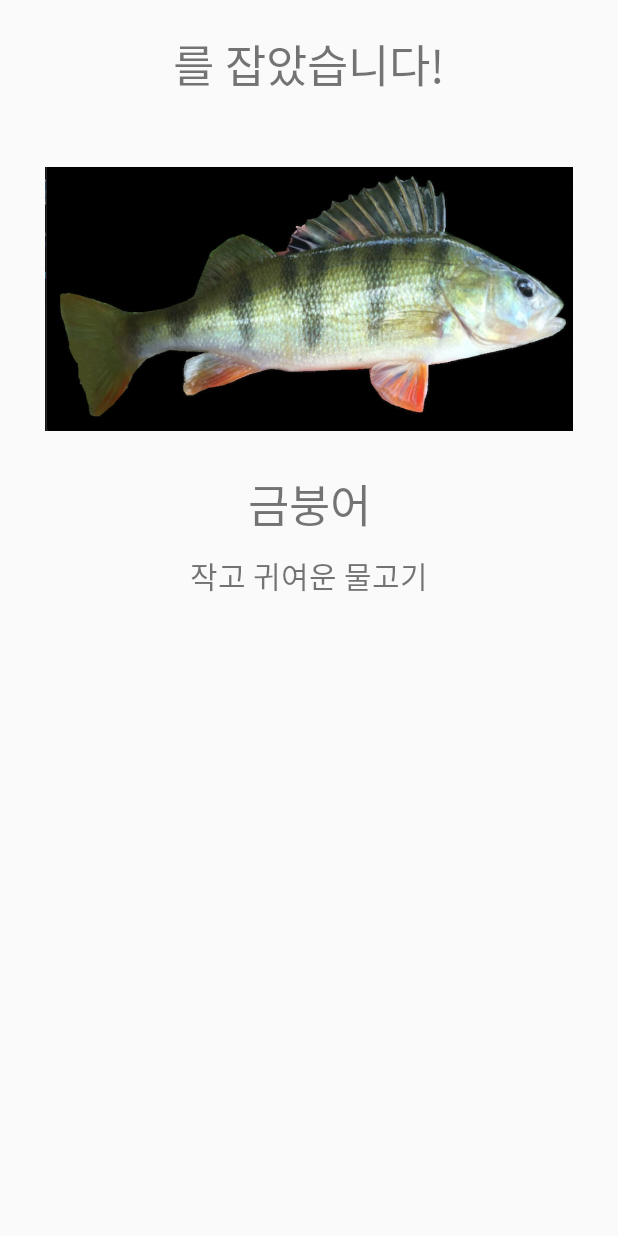
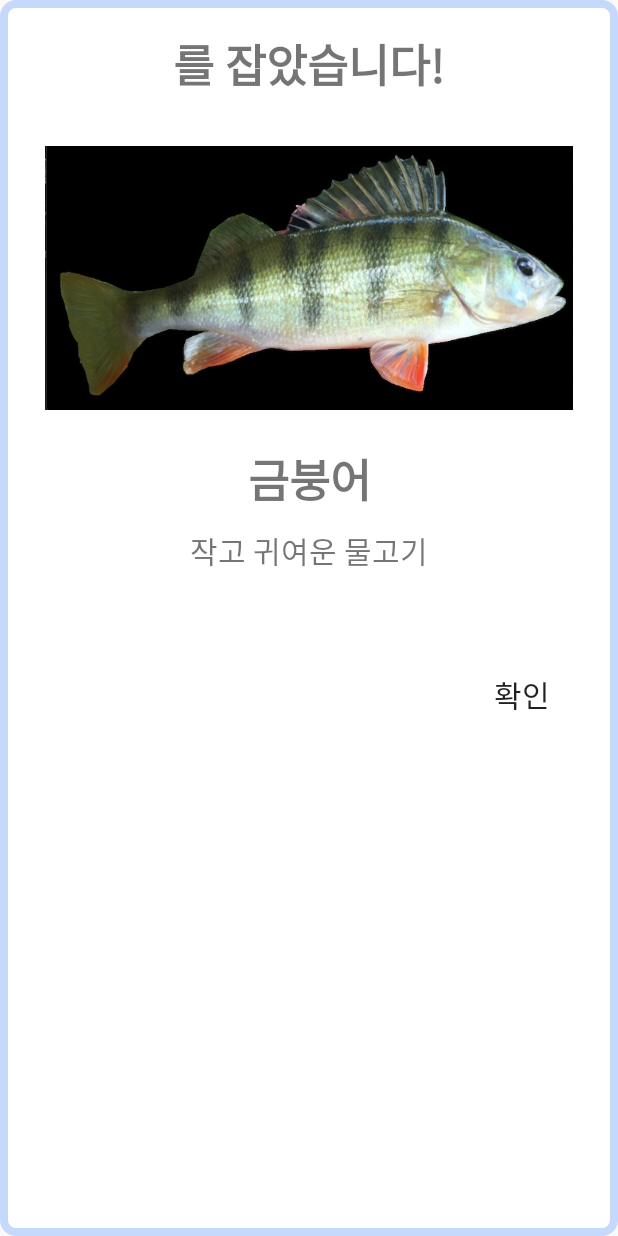
Before and after one commit to lukedevelop/AR-Fishing, an Android app: the layout caught_fish_dlg.xml on its own in the app's theme, with its tools: preview values and no code run, on a phone screen of 412 x 824 dp. Run offline under Robolectric (Android 15) with nearby library versions, the phone set to English and light mode, and no system bars.

Commit message:
Add UI 예쁘게

```diff
--- /dev/null
+++ b/ARFishing/app/src/main/res/drawable-v24/caught_fish_dlg_background.xml
@@ -0,0 +1,13 @@
+<?xml version="1.0" encoding="utf-8"?>
+<!-- 다이얼로그 배경 -->
+<layer-list xmlns:android="http://schemas.android.com/apk/res/android"
+    android:layout_height="wrap_content"
+    android:layout_width="wrap_content">
+    <item>
+        <shape android:shape="rectangle">
+            <corners android:radius="8dip" />
+            <solid android:color="#fff" />
+            <stroke android:width="5dp" android:color="#C4D9FB"/>
+        </shape>
+    </item>
+</layer-list>
--- a/ARFishing/app/src/main/res/layout/caught_fish_dlg.xml
+++ b/ARFishing/app/src/main/res/layout/caught_fish_dlg.xml
@@ -1,5 +1,6 @@
 <?xml version="1.0" encoding="utf-8"?>
 <LinearLayout xmlns:android="http://schemas.android.com/apk/res/android"
+    android:background="@drawable/caught_fish_dlg_background"
     android:orientation="vertical"
     android:layout_width="match_parent"
     android:layout_height="match_parent">
@@ -11,18 +12,19 @@
         android:layout_height="wrap_content"
         android:textSize="30sp"
         android:text="를 잡았습니다!"
+        android:textStyle="bold"
         android:gravity="center"
         android:layout_margin="20dp"></TextView>
 
     <LinearLayout
         android:layout_width="match_parent"
-        android:layout_height="228dp"
+        android:layout_height="211dp"
         android:layout_marginHorizontal="30dp">
 
         <ImageView
             android:id="@+id/dlgImg"
             android:layout_width="match_parent"
-            android:layout_height="match_parent"
+            android:layout_height="200dp"
             android:src="@drawable/img_bass"></ImageView>
     </LinearLayout>
 
@@ -32,6 +34,7 @@
         android:layout_height="wrap_content"
         android:textSize="30sp"
         android:text="금붕어"
+        android:textStyle="bold"
         android:gravity="center"></TextView>
 
     <TextView
@@ -53,4 +56,13 @@
         android:layout_margin="10dp"></TextView>
 
 
+    <Button
+        android:id="@+id/dlgShutBtn"
+        android:layout_width="wrap_content"
+        android:layout_height="wrap_content"
+        android:text="확인"
+        android:textSize="20sp"
+        android:layout_gravity="right"
+        android:background="#00ff0000"
+        android:layout_marginRight="20dp"></Button>
 </LinearLayout>
```
Also changed, not shown: ARFishing/app/src/main/java/com/example/arfishing/CatchFish.java (+53 -14 lines), ARFishing/app/src/main/java/com/example/arfishing/MainActivity.java (+5 -5 lines), ARFishing/app/src/main/res/drawable/circle_button.xml (added, +48 -0 lines), ARFishing/app/src/main/res/drawable/seekbar_design.xml (added, +21 -0 lines), ARFishing/app/src/main/res/layout/activity_main.xml (+34 -16 lines), ARFishing/app/src/main/res/drawable/seekbar_img.png (added), ARFishing/app/src/main/res/drawable/timerimg.png (added).
